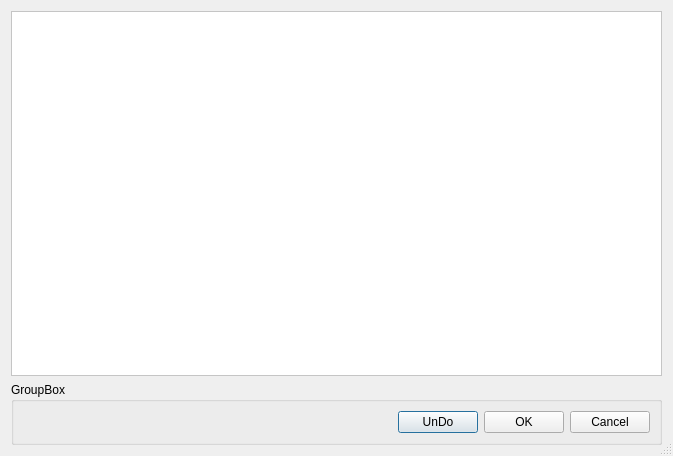
Old version of the form sigaldialog.ui in the repository cooljiansir/3dreconstruction.
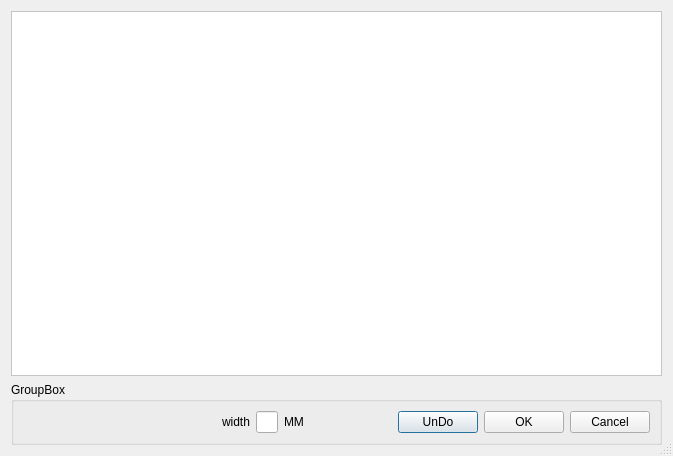
New version of the form.

Diff of the .ui file:
```diff
--- a/sigaldialog.ui
+++ b/sigaldialog.ui
@@ -50,7 +50,7 @@
      <property name="title">
       <string>GroupBox</string>
      </property>
-     <layout class="QHBoxLayout" name="horizontalLayout" stretch="6,1,1,1">
+     <layout class="QHBoxLayout" name="horizontalLayout" stretch="18,1,1,1,8,3,3,3">
       <item>
        <spacer name="horizontalSpacer">
         <property name="orientation">
@@ -64,6 +64,36 @@
         </property>
        </spacer>
       </item>
+      <item>
+       <widget class="QLabel" name="label">
+        <property name="text">
+         <string>width</string>
+        </property>
+       </widget>
+      </item>
+      <item>
+       <widget class="QLineEdit" name="lineEdit"/>
+      </item>
+      <item>
+       <widget class="QLabel" name="label_2">
+        <property name="text">
+         <string>MM</string>
+        </property>
+       </widget>
+      </item>
+      <item>
+       <spacer name="horizontalSpacer_2">
+        <property name="orientation">
+         <enum>Qt::Horizontal</enum>
+        </property>
+        <property name="sizeHint" stdset="0">
+         <size>
+          <width>40</width>
+          <height>20</height>
+         </size>
+        </property>
+       </spacer>
+      </item>
       <item>
        <widget class="QPushButton" name="undoBut">
         <property name="text">
```
